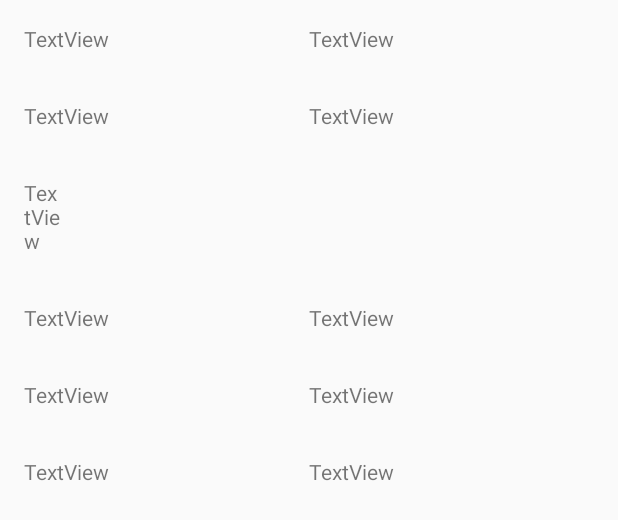
After one commit to DBerry07/Revature_TrainingRoomMaintenanceScheduler, an Android app: the layout results_schedule.xml on its own in the app's theme, with its tools: preview values and no code run, on a phone screen of 412 x 824 dp. The commit adds this screen. Shown: the top 520 px of the screen. Run offline under Robolectric (Android 15) with nearby library versions, the phone set to English and light mode, and no system bars; network calls fail.

```diff
--- a/app/src/main/java/com/revature/roommaintenanceprototype/adapters/CriteriaAdapter.java
+++ b/app/src/main/java/com/revature/roommaintenanceprototype/adapters/CriteriaAdapter.java
@@ -27,6 +27,7 @@ public class CriteriaAdapter extends RecyclerView.Adapter<CriteriaAdapter.Criter
         this.criteriaItemsList = criteriaItemList;
         this.switchListener = switchListener;
         this.listener = listener;
+        this.selectedCriteriaList = new ArrayList<String>();
     }
 
     public CriteriaAdapter(ArrayList<String> criteriaItemList,OnItemClickListener listener,OnChangeSwitchState switchListener,ArrayList<String> selectedCriteriaList){
--- a/app/src/main/java/com/revature/roommaintenanceprototype/animation/CustomViewAnimator.java
+++ b/app/src/main/java/com/revature/roommaintenanceprototype/animation/CustomViewAnimator.java
@@ -36,9 +36,9 @@ public class CustomViewAnimator {
     public static void hideBottomNavComponents(View parentView){
         Log.d(DEBUG_TAG,"Hiding bottom nav");
         BottomNavigationView bottomNavigationView = parentView.findViewById(R.id.bottom_navigation);
-        ObjectAnimator objectAnimator = ObjectAnimator.ofFloat(bottomNavigationView,"translationY",300);
+        /*ObjectAnimator objectAnimator = ObjectAnimator.ofFloat(bottomNavigationView,"translationY",300);
         objectAnimator.setDuration(animationSpeed);
-        objectAnimator.start();
+        objectAnimator.start();*/
         bottomNavigationView.setVisibility(View.GONE);
 
         ImageView imgHoverBtn = parentView.findViewById(R.id.img_hover_btn);
@@ -47,7 +47,6 @@ public class CustomViewAnimator {
 
     public static void showBottomNavComponents(View parentView){
         BottomNavigationView bottomNavigationView = parentView.findViewById(R.id.bottom_navigation);
-        bottomNavigationView.setX(0);
         bottomNavigationView.setVisibility(View.VISIBLE);
 
         ImageView imgHoverBtn = parentView.findViewById(R.id.img_hover_btn);
--- a/app/src/main/java/com/revature/roommaintenanceprototype/fragments/SM_Schedule_CriteriaSelectionFragment.java
+++ b/app/src/main/java/com/revature/roommaintenanceprototype/fragments/SM_Schedule_CriteriaSelectionFragment.java
@@ -56,7 +56,7 @@ public class SM_Schedule_CriteriaSelectionFragment extends Fragment implements V
     }
 
     public void init(View view){
-        CriteriaAdapter adapter = new CriteriaAdapter( (ArrayList<String>) DummyText.getCleaningCriteria(),this,this );
+        CriteriaAdapter adapter = new CriteriaAdapter( (ArrayList<String>) DummyText.getCleaningCriteria(),this,this,SMSchedulePersistance.getCleaningCriteria() );
         rvCleaningCriteria = FragmentHelper.initRecyclerView(view,R.id.rv_cleaningCriteria, getActivity(), adapter);
 
         ApiRequester.siteManagerGetTasks(getActivity(), adapter, rvCleaningCriteria);
@@ -86,7 +86,7 @@ public class SM_Schedule_CriteriaSelectionFragment extends Fragment implements V
     public void onItemClick(View view, int position) {
         Switch swt = view.findViewById(R.id.swt_cleaningCriteria_item);
         TextView tvTitle = view.findViewById(R.id.tv_cleaningCriteria_item);
-        //CriteriaSelectionHelper.updateSwitchState(swt, getContext());
+        CriteriaSelectionHelper.updateSwitchState(swt, getContext());
         CriteriaSelectionHelper.updateChosenCriteriaList(chosenCriteria,tvTitle.getText().toString(), swt.isChecked());
     }
 
--- a/app/src/main/java/com/revature/roommaintenanceprototype/fragments/SM_Schedule_DelegateDateFragment.java
+++ b/app/src/main/java/com/revature/roommaintenanceprototype/fragments/SM_Schedule_DelegateDateFragment.java
@@ -14,6 +14,7 @@ import android.widget.Button;
 import android.widget.EditText;
 import android.widget.ImageView;
 
+import com.google.android.material.floatingactionbutton.FloatingActionButton;
 import com.revature.roommaintenanceprototype.R;
 import com.revature.roommaintenanceprototype.controllers.workflowpersistance.SMSchedulePersistance;
 import com.revature.roommaintenanceprototype.database.api.ApiRequester;
@@ -55,6 +56,8 @@ public class SM_Schedule_DelegateDateFragment extends Fragment implements View.O
         etEndDate = view.findViewById(R.id.et_endDate);
         button = view.findViewById(R.id.btn_delegateDate);
         button.setOnClickListener(this);
+        FloatingActionButton floatingActionButton = view.findViewById(R.id.floatingActionButton);
+        floatingActionButton.setVisibility(View.GONE);
         FragmentHelper.initFragmentHeader(view, getString(R.string.description_sm_sch_date),R.drawable.ic_menu_date);
         dateFragmentPojo = new DateFragmentPojo(-1,-1,-1,-1,-1,-1);
     }
--- a/app/src/main/res/layout/activity_login.xml
+++ b/app/src/main/res/layout/activity_login.xml
@@ -153,7 +153,7 @@
 
 
 
-
+    <!--
         <Button
             android:id="@+id/btn_loginTrainer"
             style="@style/buttonStyle"
@@ -176,6 +176,7 @@
             app:layout_constraintBottom_toBottomOf="parent"
             app:layout_constraintEnd_toEndOf="parent"
             app:layout_constraintStart_toEndOf="@+id/btn_loginTrainer" />
+            -->
 
     </androidx.constraintlayout.widget.ConstraintLayout>
 
--- a/app/src/main/res/layout/activity_main.xml
+++ b/app/src/main/res/layout/activity_main.xml
@@ -71,6 +71,7 @@
 
 
             <ImageView
+
                 android:id="@+id/img_hover_btn"
                 android:layout_width="45dp"
                 android:layout_height="45dp"
--- /dev/null
+++ b/app/src/main/res/layout/results_schedule.xml
@@ -0,0 +1,137 @@
+<?xml version="1.0" encoding="utf-8"?>
+<LinearLayout xmlns:android="http://schemas.android.com/apk/res/android"
+    android:orientation="vertical" android:layout_width="match_parent"
+    android:layout_height="match_parent">
+    <LinearLayout
+        android:id="@+id/result_schSMCampusContainer"
+        android:layout_width="match_parent"
+        android:layout_height="wrap_content"
+        android:layout_margin="@dimen/global_control_margin"
+        android:orientation="horizontal">
+
+        <TextView
+            android:id="@+id/tv_result_schSMCampus_title"
+            android:layout_width="wrap_content"
+            android:layout_height="wrap_content"
+            android:layout_weight="1"
+            android:text="TextView" />
+
+        <TextView
+            android:id="@+id/tv_result_schSMCampus_text"
+            android:layout_width="wrap_content"
+            android:layout_height="wrap_content"
+            android:layout_weight="1"
+            android:text="TextView" />
+    </LinearLayout>
+    <LinearLayout
+        android:id="@+id/result_schSMRoomContainer"
+        android:layout_width="match_parent"
+        android:layout_height="wrap_content"
+        android:layout_margin="@dimen/global_control_margin"
+        android:orientation="horizontal">
+
+        <TextView
+            android:id="@+id/tv_result_schSMRoom_title"
+            android:layout_width="wrap_content"
+            android:layout_height="wrap_content"
+            android:layout_weight="1"
+            android:text="TextView" />
+
+        <TextView
+            android:id="@+id/tv_result_schSMRoom_text"
+            android:layout_width="wrap_content"
+            android:layout_height="wrap_content"
+            android:layout_weight="1"
+            android:text="TextView" />
+    </LinearLayout>
+    <LinearLayout
+        android:id="@+id/result_schSMCriteriaContainer"
+        android:layout_width="match_parent"
+        android:layout_height="wrap_content"
+        android:layout_margin="@dimen/global_control_margin"
+        android:orientation="horizontal">
+
+        <TextView
+            android:id="@+id/tv_result_schSMCriteria_title"
+            android:layout_width="wrap_content"
+            android:layout_height="wrap_content"
+            android:layout_weight="1"
+            android:text="TextView" />
+
+        <androidx.recyclerview.widget.RecyclerView
+            android:id="@+id/rv_result_schSMCriteria_list"
+            android:layout_width="match_parent"
+            android:layout_height="match_parent"
+            android:layout_weight="1" />
+    </LinearLayout>
+    <LinearLayout
+        android:id="@+id/result_schSMTrainerContainer"
+        android:layout_width="match_parent"
+        android:layout_height="wrap_content"
+        android:layout_margin="@dimen/global_control_margin"
+        android:orientation="horizontal">
+
+        <TextView
+            android:id="@+id/tv_result_schSMTrainer_title"
+            android:layout_width="wrap_content"
+            android:layout_height="wrap_content"
+            android:layout_weight="1"
+            android:text="TextView" />
+
+        <TextView
+            android:id="@+id/tv_result_schSMTrainer_text"
+            android:layout_width="wrap_content"
+            android:layout_height="wrap_content"
+            android:layout_weight="1"
+            android:text="TextView" />
+    </LinearLayout>
+    <LinearLayout
+        android:layout_width="match_parent"
+        android:layout_height="wrap_content"
+        android:orientation="vertical">
+
+        <LinearLayout
+            android:id="@+id/result_schSMStartDateContainer"
+            android:layout_width="match_parent"
+            android:layout_height="wrap_content"
+            android:layout_margin="@dimen/global_control_margin"
+            android:orientation="horizontal">
+
+            <TextView
+                android:id="@+id/tv_result_schSMStartDelegateDate_title"
+                android:layout_width="wrap_content"
+                android:layout_height="wrap_content"
+                android:layout_weight="1"
+                android:text="TextView" />
+
+            <TextView
+                android:id="@+id/tv_result_schSMStartDelegateDate_text"
+                android:layout_width="wrap_content"
+                android:layout_height="wrap_content"
+                android:layout_weight="1"
+                android:text="TextView" />
+        </LinearLayout>
+
+        <LinearLayout
+            android:id="@+id/result_schSMEndDateContainer"
+            android:layout_width="match_parent"
+            android:layout_height="wrap_content"
+            android:layout_margin="@dimen/global_control_margin"
+            android:orientation="horizontal">
+
+            <TextView
+                android:id="@+id/tv_result_schSMEndDelegateDate_title"
+                android:layout_width="wrap_content"
+                android:layout_height="wrap_content"
+                android:layout_weight="1"
+                android:text="TextView" />
+
+            <TextView
+                android:id="@+id/tv_result_schSMEndDelegateDate_text"
+                android:layout_width="wrap_content"
+                android:layout_height="wrap_content"
+                android:layout_weight="1"
+                android:text="TextView" />
+        </LinearLayout>
+    </LinearLayout>
+</LinearLayout>
```
Also changed, not shown: app/src/main/java/com/revature/roommaintenanceprototype/LoginActivity.java (+2 -6 lines), app/src/main/res/layout/results_container.xml (added, +9 -0 lines), app/src/main/res/layout/results_delegate.xml (added, +98 -0 lines), app/src/main/res/layout/results_verify.xml (added, +63 -0 lines).
